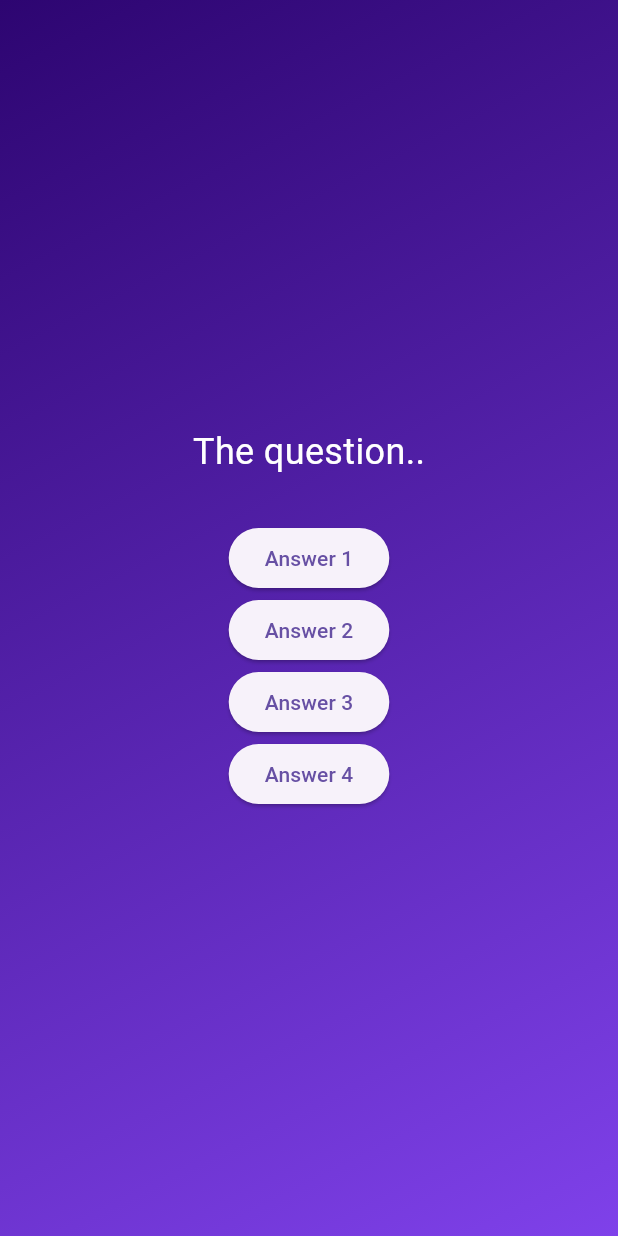
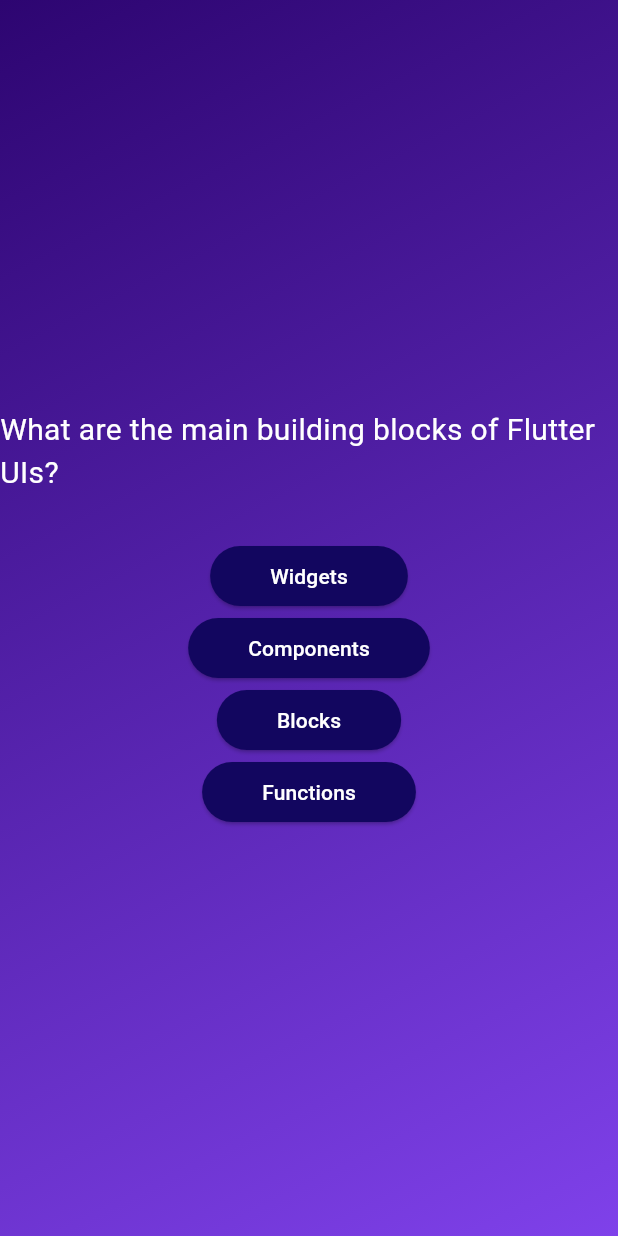
Before and after one commit to Wasifpatel/Quiz.app, a Flutter app: the screen it shows after launch, after a tap on "Start Quiz", on a phone screen of 412 x 824 dp. Run offline on Flutter 3.47's test engine with Material 3 defaults, Android fonts, the phone set to English and light mode, and no system bars.

Commit message:
second commit

```diff
--- /dev/null
+++ b/lib/answer_button.dart
@@ -0,0 +1,22 @@
+import 'package:flutter/material.dart';
+
+class AnswerButton extends StatelessWidget {
+  const AnswerButton(
+      {super.key, required this.answerText, required this.onTap});
+
+  final String answerText;
+  final void Function() onTap;
+
+  @override
+  Widget build(context) {
+    return ElevatedButton(
+      onPressed: onTap,
+      style: ElevatedButton.styleFrom(
+        padding: const EdgeInsets.symmetric(vertical: 10, horizontal: 40),
+        backgroundColor: const Color.fromARGB(255, 18, 6, 95),
+        foregroundColor: Colors.white,
+      ),
+      child: Text(answerText),
+    );
+  }
+}
--- /dev/null
+++ b/lib/data/question.dart
@@ -0,0 +1,55 @@
+import 'package:quiz_app/models//quiz_question.dart';
+
+const questions = [
+  QuizQuestion(
+    'What are the main building blocks of Flutter UIs?',
+    [
+      'Widgets',
+      'Components',
+      'Blocks',
+      'Functions',
+    ],
+  ),
+  QuizQuestion('How are Flutter UIs built?', [
+    'By combining widgets in code',
+    'By combining widgets in a visual editor',
+    'By defining widgets in config files',
+    'By using XCode for iOS and Android Studio for Android',
+  ]),
+  QuizQuestion(
+    'What\'s the purpose of a StatefulWidget?',
+    [
+      'Update UI as data changes',
+      'Update data as UI changes',
+      'Ignore data changes',
+      'Render UI that does not depend on data',
+    ],
+  ),
+  QuizQuestion(
+    'Which widget should you try to use more often: StatelessWidget or StatefulWidget?',
+    [
+      'StatelessWidget',
+      'StatefulWidget',
+      'Both are equally good',
+      'None of the above',
+    ],
+  ),
+  QuizQuestion(
+    'What happens if you change data in a StatelessWidget?',
+    [
+      'The UI is not updated',
+      'The UI is updated',
+      'The closest StatefulWidget is updated',
+      'Any nested StatefulWidgets are updated',
+    ],
+  ),
+  QuizQuestion(
+    'How should you update data inside of StatefulWidgets?',
+    [
+      'By calling setState()',
+      'By calling updateData()',
+      'By calling updateUI()',
+      'By calling updateState()',
+    ],
+  ),
+];
--- a/lib/models/quiz_question.dart
+++ b/lib/models/quiz_question.dart
@@ -0,0 +1,6 @@
+class QuizQuestion{
+  const QuizQuestion(this.text, this.answers);
+
+  final String text;
+  final List<String> answers;
+}
--- a/lib/question_screen.dart
+++ b/lib/question_screen.dart
@@ -1,4 +1,6 @@
 import 'package:flutter/material.dart';
+import 'package:quiz_app/answer_button.dart';
+import 'package:quiz_app/data/question.dart';
 
 class QuestionScreen extends StatefulWidget {
   const QuestionScreen({super.key});
@@ -11,35 +13,36 @@ class QuestionScreen extends StatefulWidget {
 class _QuestionScreenState extends State<QuestionScreen> {
   @override
   Widget build(context) {
+    final currentQuestion = questions[0];
     return Center(
       child: Column(
         mainAxisAlignment: MainAxisAlignment.center,
         children: [
-          const Text(
-            'The question..',
-            style: TextStyle(
+          Text(
+            currentQuestion.text,
+            style: const TextStyle(
               color: Colors.white,
-              fontSize: 24,
+              fontSize: 20,
             ),
           ),
           const SizedBox(
             height: 30,
           ),
-          ElevatedButton(
-            onPressed: () {},
-            child: const Text('Answer 1'),
+          AnswerButton(
+            answerText: currentQuestion.answers[0],
+            onTap: () {},
           ),
-          ElevatedButton(
-            onPressed: () {},
-            child: const Text('Answer 2'),
+          AnswerButton(
+            answerText: currentQuestion.answers[1],
+            onTap: () {},
           ),
-          ElevatedButton(
-            onPressed: () {},
-            child: const Text('Answer 3'),
+          AnswerButton(
+            answerText: currentQuestion.answers[2],
+            onTap: () {},
           ),
-          ElevatedButton(
-            onPressed: () {},
-            child: const Text('Answer 4'),
+          AnswerButton(
+            answerText: currentQuestion.answers[3],
+            onTap: () {},
           ),
         ],
       ),
```
